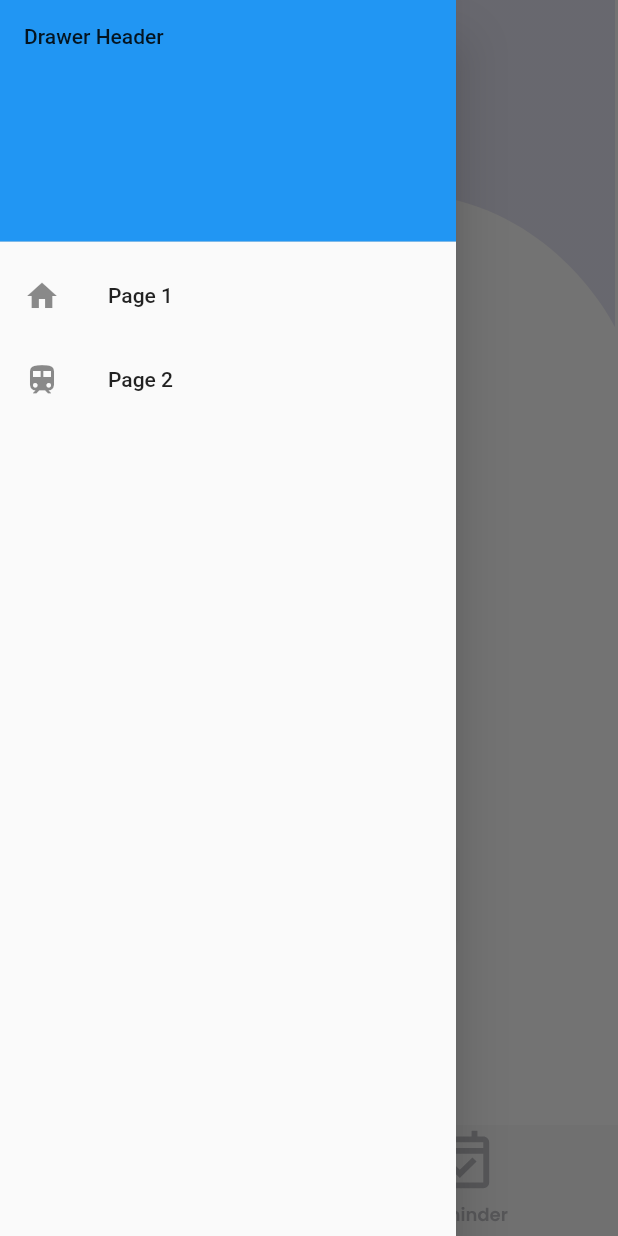
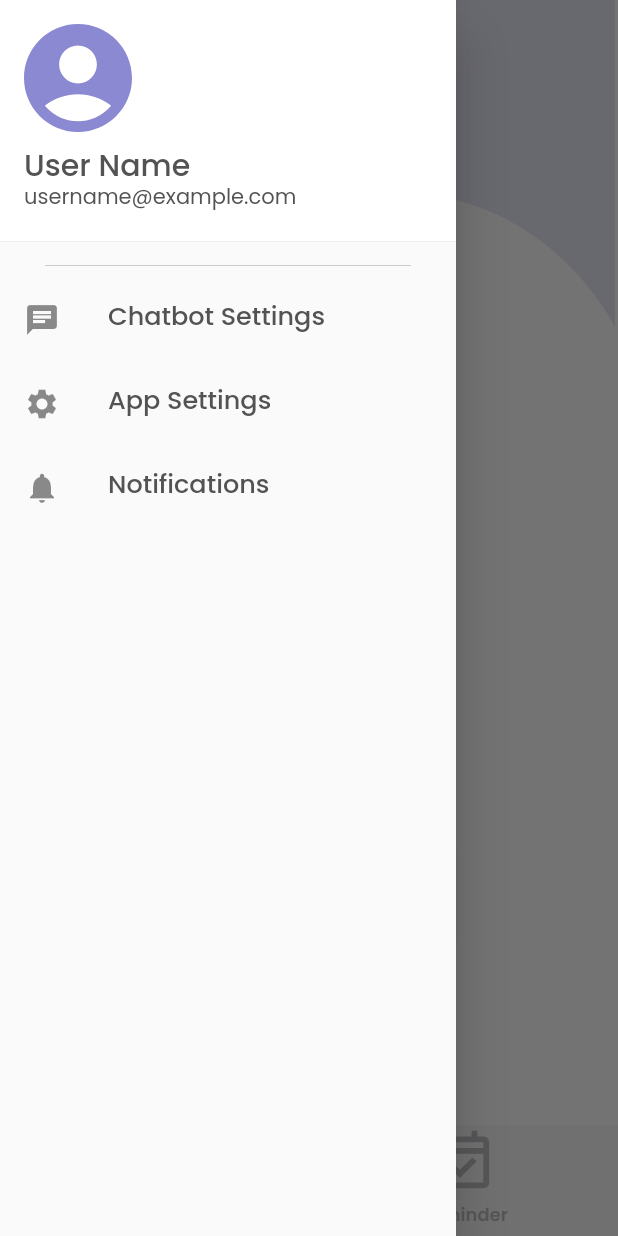
Before and after one commit to williamsusanto/Diary-Chat, a Flutter app: the screen it shows once a user with an empty profile is signed in, with the side drawer open, on a phone screen of 412 x 824 dp. Run offline on Flutter 3.47's test engine with Material 2 defaults, Android fonts, the phone set to English and light mode, and no system bars; our stand-ins replace cached_network_image, faker, firebase_auth, firebase_core, firebase_database, flutter_svg and 2 more; missing offline and left inert: stream_chat_flutter_core; accounts and stored records are empty; network calls fail.

Commit message:
Complete profile drawer

```diff
--- a/lib/widgets/profile_drawer.dart
+++ b/lib/widgets/profile_drawer.dart
@@ -1,34 +1,95 @@
 import 'package:flutter/material.dart';
 import 'package:diary_chat/pages/myhomepage.dart';
+import 'package:flutter_svg/svg.dart';
+import 'package:google_fonts/google_fonts.dart';
 
+
+//when user clicks the profile icon it will open a drawer
+//A drawer that user can access user information, chatbot settings, app settings, notifications
 class Profile_Drawer extends StatelessWidget {
   @override
   Widget build(BuildContext context) {
-    return   Drawer(
+    return Drawer(
       child: ListView(
         // Important: Remove any padding from the ListView.
         padding: EdgeInsets.zero,
         children: [
-    const DrawerHeader(
-    decoration: BoxDecoration(
-    color: Colors.blue,
+           UserAccountsDrawerHeader(
+            decoration: BoxDecoration(color: const Color(0xffFFFFFF)),
+            accountName: Text(
+              "User Name",
+              style: GoogleFonts.poppins(
+                textStyle: TextStyle(
+                  color: Color(0xFF535353),
+                  fontSize: 20,
+                  fontWeight: FontWeight.w500,
+                  height: 1,
                 ),
-    child: Text('Drawer Header'),
+              ),
+            ),
+            accountEmail: Text(
+              "username@example.com",
+              style: GoogleFonts.poppins(
+                textStyle: TextStyle(
+                  color: Color(0xFF535353),
+                  fontSize: 14,
+                  fontWeight: FontWeight.w400,
+                  height: 1,
+                ),
+              ),
+            ),
+            currentAccountPicture: SvgPicture.asset("assets/icons/profile_picture.svg",),
+          ),
+          Divider(
+            thickness: 0.5,
+            indent: 30,
+            endIndent: 30,
+            color: Color(0xFFBBBBC0),
           ),
           ListTile(
             leading: Icon(
-    Icons.home,
+              Icons.chat,
             ),
-    title: const Text('Page 1'),
+            title: Text('Chatbot Settings',
+            style: GoogleFonts.poppins(
+              textStyle: TextStyle(
+              color: Color(0xFF535353),
+              fontSize: 17,
+              fontWeight: FontWeight.w500,
+              height: 1,
+            ),),),
             onTap: () {
               Navigator.pop(context);
             },
           ),
           ListTile(
             leading: Icon(
-    Icons.train,
+              Icons.settings,
             ),
-    title: const Text('Page 2'),
+            title: Text('App Settings',
+              style: GoogleFonts.poppins(
+                textStyle: TextStyle(
+                  color: Color(0xFF535353),
+                  fontSize: 17,
+                  fontWeight: FontWeight.w500,
+                  height: 1,
+                ),),),
+            onTap: () {
+              Navigator.pop(context);
+            },
+          ),
+          ListTile(
+            leading: Icon(
+              Icons.notifications,
+            ),
+            title: Text('Notifications',
+              style: GoogleFonts.poppins(
+                textStyle: TextStyle(
+                  color: Color(0xFF535353),
+                  fontSize: 17,
+                  fontWeight: FontWeight.w500,
+                  height: 1,
+                ),),),
             onTap: () {
               Navigator.pop(context);
             },
```
Lines whose indentation alone changed are shown as unchanged.
